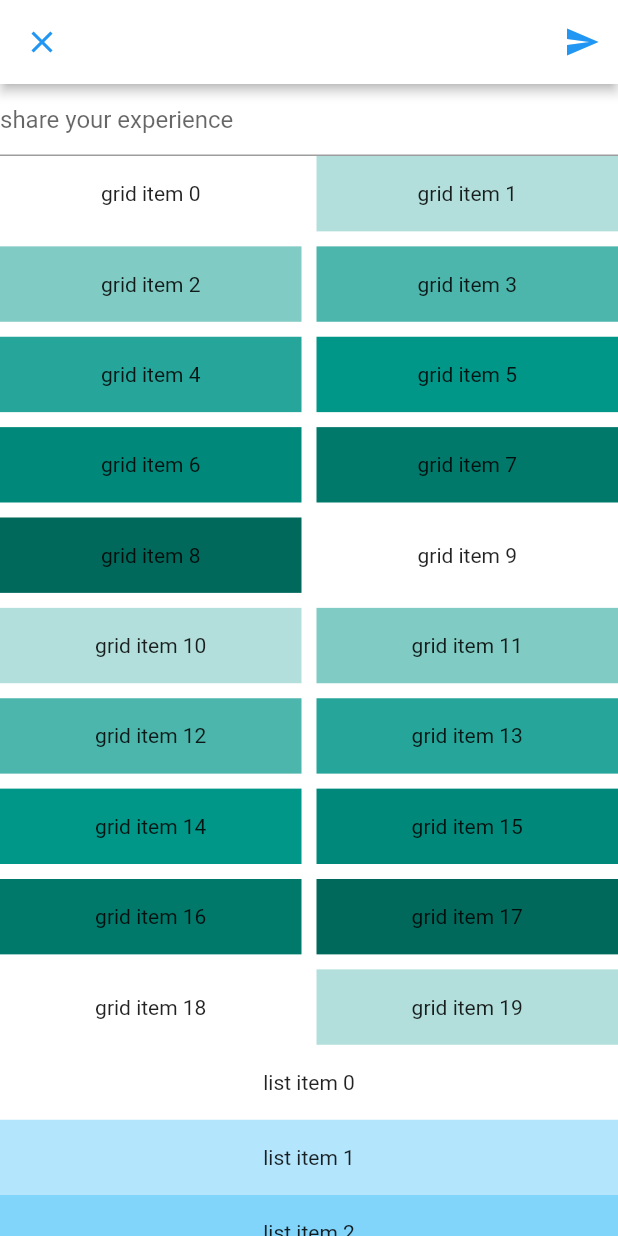
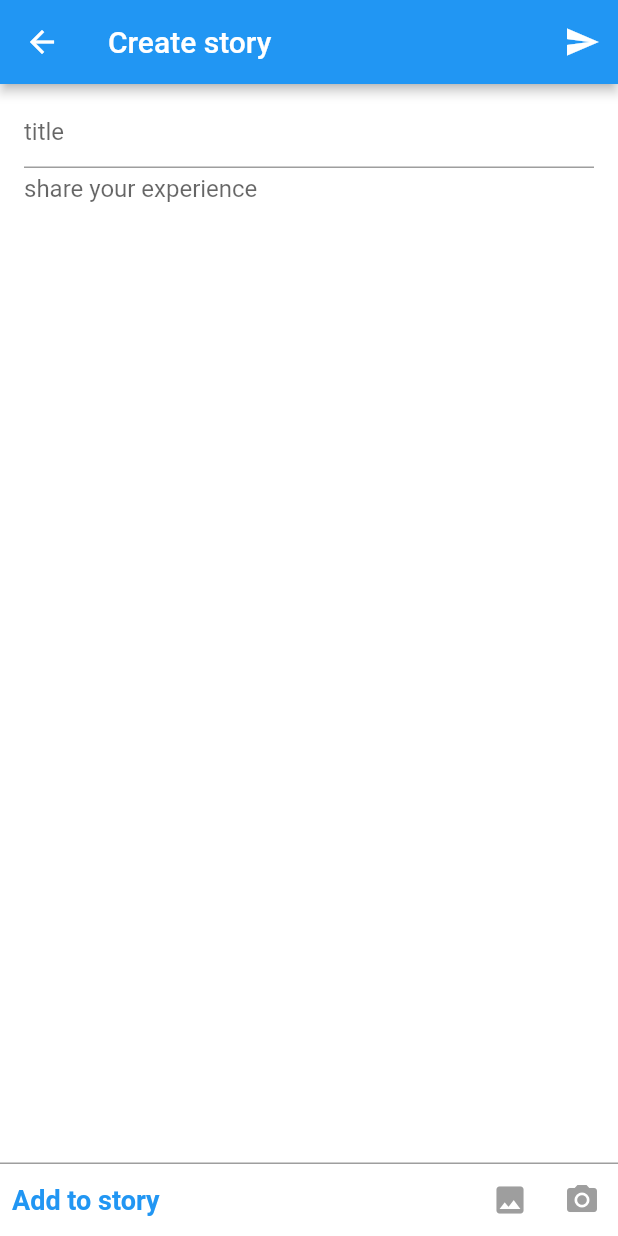
Before and after one commit to partnercloudsupport/Syde, a Flutter app: the ThreadPost screen opened directly, after a tap on the "send" icon, on a phone screen of 412 x 824 dp. Run offline on Flutter 3.47's test engine with Material 2 defaults, Android fonts, the phone set to English and light mode, and no system bars; our stand-ins replace cloud_firestore, firebase_auth, google_sign_in, progress_dialog, progress_indicators; missing offline and left inert: flutter_facebook_login; accounts and stored records are empty; statements that could not run were skipped.

Commit message:
modified UI for thread post also with minor changes to data sent to server, that's inclusion of tittle to the story map

```diff
--- a/lib/login_page.dart
+++ b/lib/login_page.dart
@@ -3,11 +3,23 @@ import 'package:ikode/Auth/auth_bloc.dart';
 import 'package:ikode/syde_color.dart';
 
 class LogInPage extends StatefulWidget {
+
+
   @override
   _LogInPageState createState() => _LogInPageState();
 }
 
 class _LogInPageState extends State<LogInPage> {
+
+  AssetImage _image;
+  @override
+  void initState() {
+
+
+//    precacheImage( AssetImage('assets/photo.png'), context);
+    super.initState();
+  }
+
   @override
   Widget build(BuildContext context) {
     return Scaffold(body: LayoutBuilder(builder: (context, constraints) {
@@ -20,11 +32,15 @@ class _LogInPageState extends State<LogInPage> {
           Container(
             decoration: BoxDecoration(
               image: DecorationImage(
-                image: AssetImage('assets/photo.png'),
+
+                image:
+                AssetImage('assets/photo.png'),
                 fit: BoxFit.fitHeight,
               ),
             ),
           ),
+
+//        FadeInImage(placeholder:  AssetImage('assets/photo.png'), image:  AssetImage('assets/photo.png')),
 
 
           Positioned(
@@ -143,16 +159,4 @@ class _LogInPageState extends State<LogInPage> {
     }));
   }
 
-  Widget renderFirstChild() {
-
-  }
-
-  Widget renderSecondChild() {
-
-  }
-
-  Widget renderThirdChild() {
-
-
-  }
 }
--- a/lib/main.dart
+++ b/lib/main.dart
@@ -15,6 +15,11 @@ class MyApp extends StatefulWidget {
 }
 
 class _MyAppState extends State<MyApp> {
+
+  @override
+  void initState() {
+    super.initState();
+  }
   @override
   Widget build(BuildContext context) {
     //create a stream build to listen to the auth changes
--- a/lib/pages/thread_post.dart
+++ b/lib/pages/thread_post.dart
@@ -10,34 +10,33 @@ class ThreadPost extends StatefulWidget {
 class _ThreadPostState extends State<ThreadPost> {
   FirebaseUser _user;
 
-  TextEditingController textBodyController;
+  TextEditingController _textBodyController;
+  TextEditingController _textTitleController;
 
   final GlobalKey<ScaffoldState> _scaffoldKey = new GlobalKey<ScaffoldState>();
 
   @override
   void initState() {
-    // TODO: implement initState
     super.initState();
-    textBodyController = TextEditingController();
+    //init objects
+    _textBodyController = TextEditingController();
+    _textTitleController = TextEditingController();
     getUser();
-//    initFireStore();
   }
 
   @override
   void dispose() {
-    textBodyController.dispose();
-    // TODO: implement dispose
+    //dispose text controllers
+    _textBodyController.dispose();
+    _textTitleController.dispose();
     super.dispose();
   }
 
   void getUser() async {
+    //get user
     _user = await FirebaseAuth.instance.currentUser();
   }
 
-  initFireStore() {
-    Firestore.instance
-        .settings(timestampsInSnapshotsEnabled: true, persistenceEnabled: true);
-  }
 
   @override
   Widget build(BuildContext context) {
@@ -46,12 +45,12 @@ class _ThreadPostState extends State<ThreadPost> {
         backgroundColor: Colors.white,
         appBar: AppBar(
           elevation: 3.0,
-          title: Text("App Bar"),
-          backgroundColor: Colors.white,
+          title: Text("Create story"),
+          backgroundColor: Colors.blue,
           leading: IconButton(
               icon: Icon(
-                Icons.clear,
-                color: Colors.blue,
+                Icons.arrow_back,
+                color: Colors.white,
               ),
               onPressed: () {
                 Navigator.pop(context);
@@ -60,144 +59,86 @@ class _ThreadPostState extends State<ThreadPost> {
             IconButton(
                 icon: Icon(
                   Icons.send,
-                  color: Colors.blue,
+                  color: Colors.white,
                 ),
                 onPressed: () {
-                  if (textBodyController.text.length < 5) {
-                    final snackbar = SnackBar(
+                  if (_textBodyController.text.length < 5) {
+                    final snackBar = SnackBar(
                       content: Text("Message body too short"),
                       duration: Duration(milliseconds: 500),
                     );
 
-                    _scaffoldKey.currentState.showSnackBar(snackbar);
+                    _scaffoldKey.currentState.showSnackBar(snackBar);
 
                     return;
-//                Fluttertoast.showToast(
-//                    msg: "Message body too short",
-//                    toastLength: Toast.LENGTH_SHORT,
-//                    gravity: ToastGravity.BOTTOM,
-//                    timeInSecForIos: 1,
-//                    backgroundColor: Colors.grey,
-//                    textColor: Colors.white,
-//                  fontSize: 12.0
-//                );
 
                   }
 
-                  makePost(body: textBodyController.text, images: []);
+                  makePost(
+                      title: _textTitleController.text,
+                      body: _textBodyController.text,
+                      images: []);
 //
                   Navigator.pop(context);
                 })
-//            InkWell(
-//              onTap: () {
-//
-//                makePost(body: textBodyController.text,images: []);
-//
-////                Navigator.pop(context);
-//              },
-//              child: Padding(
-//                padding: const EdgeInsets.all(8.0),
-//                child: Container(
-//                  width: 60.0,
-//                  decoration: BoxDecoration(
-//                    borderRadius: BorderRadius.circular(10.0),
-//                    color: Colors.blue,
-//                  ),
-//                  child: Padding(
-//                    padding: const EdgeInsets.all(8.0),
-//                    child: Center(child: Text("Post")),
-//                  ),
-//                ),
-//              ),
-//            )
           ],
         ),
-        body: CustomScrollView(
-          slivers: <Widget>[
-//
-
-            SliverList(
-                delegate: SliverChildListDelegate([
-//              Container(color: Colors.red, height: 150.0),
-              TextField(
-                controller: textBodyController,
-                maxLines: null,
+        body: Stack(
+          children: <Widget>[
+            Positioned(
+              top: 0.0,
+              left: 0.0,
+              right: 0.0,
+              child: Padding(
+                padding: const EdgeInsets.only(
+                    left: 16.0, right: 16.0, top: 8.0, bottom: 8.0),
+                child: TextField(
+                  controller: _textTitleController,
                   keyboardType: TextInputType.multiline,
                   decoration: InputDecoration(
                       focusedBorder: UnderlineInputBorder(
                           borderSide: BorderSide(color: Colors.grey)),
-                    hintText: "share your experience"),
-              )
-            ])),
-            SliverGrid(
-              gridDelegate: SliverGridDelegateWithMaxCrossAxisExtent(
-                maxCrossAxisExtent: 200.0,
-                mainAxisSpacing: 10.0,
-                crossAxisSpacing: 10.0,
-                childAspectRatio: 4.0,
+                      hintText: "title"),
                 ),
-              delegate: SliverChildBuilderDelegate(
-                (BuildContext context, int index) {
-                  return Container(
-                    alignment: Alignment.center,
-                    color: Colors.teal[100 * (index % 9)],
-                    child: Text('grid item $index'),
-                  );
-                },
-                childCount: 20,
-              ),
-            ),
-            SliverFixedExtentList(
-              itemExtent: 50.0,
-              delegate: SliverChildBuilderDelegate(
-                (BuildContext context, int index) {
-                  return Container(
-                    alignment: Alignment.center,
-                    color: Colors.lightBlue[100 * (index % 9)],
-                    child: Text('list item $index'),
-                  );
-                },
               ),
             ),
 
-            SliverToBoxAdapter(
-              child: Container(
-                height: 100.0,
-                child: ListView.builder(
-                  scrollDirection: Axis.horizontal,
-                  itemCount: 10,
-                  itemBuilder: (context, index) {
-                    return Container(
-                      width: 100.0,
-                      child: Card(
+            Positioned(
                 child: Padding(
-                        padding: const EdgeInsets.all(8.0),
-                        child: Image(
-                          image: AssetImage("assets/google.png"),
-                          width: 70,
-                          height: 50,
+              padding: const EdgeInsets.only(
+                  top: 60.0, bottom: 50.0, left: 16.0, right: 16.0),
+              child: ListView(
+                physics: ClampingScrollPhysics(),
+                children: <Widget>[
+                  TextField(
+                    controller: _textBodyController,
+                    maxLines: null,
+                    keyboardType: TextInputType.multiline,
+                    decoration: InputDecoration.collapsed(
+                        hintText: "share your experience"),
+                  ),
+                ],
               ),
             )),
-                    );
-                  },
-                ),
-              ),
-            )
+//            ),
+
+            Positioned(
+                left: 0.0, right: 0.0, bottom: 0.0, child: _buildTextComposer())
           ],
         ));
   }
 
-  void makePost({String body, List images}) {
+  void makePost({String body, String title, List images}) {
     images = ["image001", "image002"];
     Firestore.instance.collection("all_post").add({
       "post_id": "not available",
       "time_stamp": DateTime.now().millisecondsSinceEpoch.toString(),
-      "user":{
-
+      "user": {
         "user_id": _user.uid,
         "user_name": _user.displayName,
         "user_photo": _user.photoUrl,
       },
+      "post_title": title,
       "post_body": body,
       "like_count": 0,
       "comment_count": 0,
@@ -209,4 +150,50 @@ class _ThreadPostState extends State<ThreadPost> {
       print(docRef.documentID);
     });
   }
+
+  Widget _buildTextComposer() {
+    return Row(
+      children: <Widget>[
+        Expanded(
+          child: Container(
+            decoration: BoxDecoration(
+                border: Border(top: BorderSide(color: Colors.grey))),
+//            color: Colors.grey,
+            child: Row(
+              children: <Widget>[
+                Flexible(
+                  child: Container(
+                    child: Padding(
+                      padding: const EdgeInsets.only(left: 8.0),
+                      child: Text(
+                        "Add to story",
+                        style: TextStyle(
+                            color: Colors.blue,
+                            fontSize: 18.0,
+                            fontWeight: FontWeight.bold),
+                      ),
+                    ),
+                    width: MediaQuery.of(context).size.width,
+                  ),
+//                      flex: 1,
+                ),
+                IconButton(
+                    icon: Icon(
+                      Icons.photo,
+                      color: Colors.grey,
+                    ),
+                    onPressed: () {}),
+                IconButton(
+                    icon: Icon(
+                      Icons.camera_alt,
+                      color: Colors.grey,
+                    ),
+                    onPressed: () {}),
+              ],
+            ),
+          ),
+        )
+      ],
+    );
   }
+}
--- a/lib/root.dart
+++ b/lib/root.dart
@@ -8,7 +8,12 @@ class Root extends StatefulWidget {
   _RootState createState() => _RootState();
 }
 
+
+
 class _RootState extends State<Root> {
+
+
+
   @override
   Widget build(BuildContext context) {
     return StreamBuilder<FirebaseUser>(
```
Lines whose indentation alone changed are shown as unchanged.
